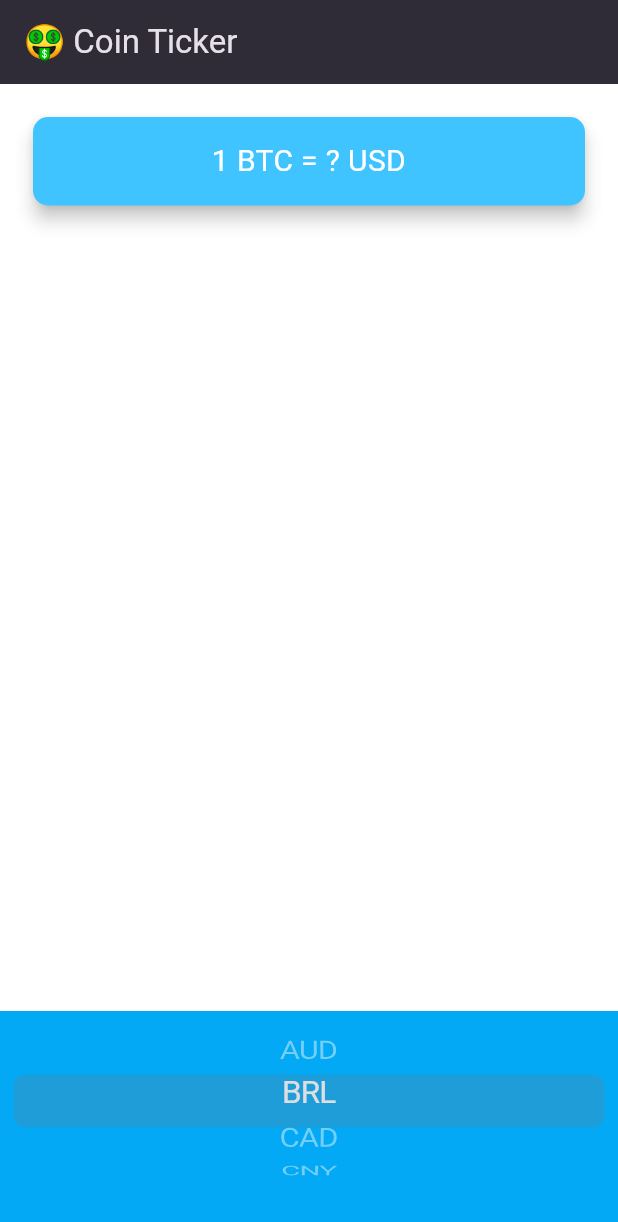
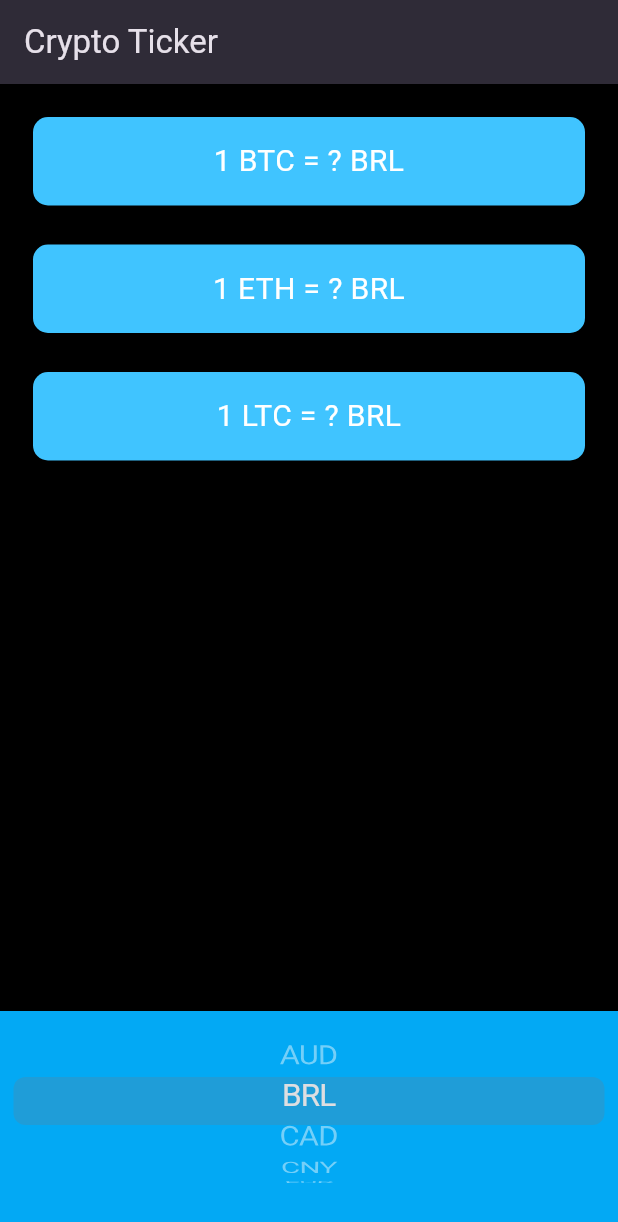
Before and after one commit to alexmortelsison/bitcoin_ticker, a Flutter app: the screen it shows after launch, after a tap on "BRL", on a phone screen of 412 x 824 dp. Shown: the top 1222 px of the screen. Run offline on Flutter 3.47's test engine with Material 3 defaults, Android fonts, the phone set to English and light mode, and no system bars; network calls fail.

Commit message:
updated UI

```diff
--- a/lib/coin_data.dart
+++ b/lib/coin_data.dart
@@ -36,15 +36,20 @@ const coinAPIURL = 'https://rest.coinapi.io/v1/exchangerate';
 const apiKey = '9C4A1739-050A-47B1-8D2B-AB8B0ADBAC92';
 
 class CoinData {
-  Future getCoinData() async {
-    String requestURL = '$coinAPIURL/BTC/USD?apikey=$apiKey';
-    http.Response response = await http.get(Uri.parse(requestURL));
-    if (response.statusCode == 200) {
-      var decodedData = jsonDecode(response.body);
-      var lastPrice = decodedData['rate'];
-      return lastPrice;
-    } else {
-      throw 'Unable to fetch data';
+  Future getCoinData(String selectedCurrency) async {
+    Map<String, String> cryptoPrices = {};
+    for (String crypto in cryptoList) {
+      String requestURL =
+          '$coinAPIURL/$crypto/$selectedCurrency?apikey=$apiKey';
+      http.Response response = await http.get(Uri.parse(requestURL));
+      if (response.statusCode == 200) {
+        var decodedData = jsonDecode(response.body);
+        double price = decodedData['rate'];
+        cryptoPrices[crypto] = price.toStringAsFixed(0);
+      } else {
+        throw 'Unable to fetch data';
+      }
     }
+    return cryptoPrices;
   }
 }
--- a/lib/main.dart
+++ b/lib/main.dart
@@ -10,9 +10,9 @@ class MyApp extends StatelessWidget {
   @override
   Widget build(BuildContext context) {
     return MaterialApp(
+      debugShowCheckedModeBanner: false,
       theme: ThemeData.dark().copyWith(
-          primaryColor: Colors.lightBlue,
-          scaffoldBackgroundColor: Colors.white),
+          primaryColor: Colors.black, scaffoldBackgroundColor: Colors.black),
       home: const PriceScreen(),
     );
   }
--- a/lib/price_screen.dart
+++ b/lib/price_screen.dart
@@ -1,6 +1,7 @@
-import 'package:bitcoin_ticker/coin_data.dart';
+import 'package:flutter/material.dart';
 import 'package:flutter/cupertino.dart';
-import 'package:flutter/material.dart';
+import 'coin_data.dart';
+import 'dart:io' show Platform;
 
 class PriceScreen extends StatefulWidget {
   const PriceScreen({super.key});
@@ -9,26 +10,128 @@ class PriceScreen extends StatefulWidget {
   _PriceScreenState createState() => _PriceScreenState();
 }
 
-List<Widget> getPickerItems() {
+class _PriceScreenState extends State<PriceScreen> {
+  String selectedCurrency = 'AUD';
+
+  DropdownButton<String> androidDropdown() {
+    List<DropdownMenuItem<String>> dropdownItems = [];
+    for (String currency in currenciesList) {
+      var newItem = DropdownMenuItem(
+        value: currency,
+        child: Text(currency),
+      );
+      dropdownItems.add(newItem);
+    }
+
+    return DropdownButton<String>(
+      value: selectedCurrency,
+      items: dropdownItems,
+      onChanged: (value) {
+        setState(() {
+          selectedCurrency = value!;
+          getData();
+        });
+      },
+    );
+  }
+
+  CupertinoPicker iOSPicker() {
     List<Text> pickerItems = [];
     for (String currency in currenciesList) {
       pickerItems.add(Text(currency));
     }
-  return pickerItems;
+
+    return CupertinoPicker(
+      backgroundColor: Colors.lightBlue,
+      itemExtent: 32.0,
+      onSelectedItemChanged: (selectedIndex) {
+        setState(() {
+          selectedCurrency = currenciesList[selectedIndex];
+          getData();
+        });
+      },
+      children: pickerItems,
+    );
   }
 
-class _PriceScreenState extends State<PriceScreen> {
+  Map<String, String> coinValues = {};
+  bool isWaiting = false;
+
+  void getData() async {
+    isWaiting = true;
+    try {
+      var data = await CoinData().getCoinData(selectedCurrency);
+      isWaiting = false;
+      setState(() {
+        coinValues = data;
+      });
+    } catch (e) {
+      print(e);
+    }
+  }
+
+  @override
+  void initState() {
+    super.initState();
+    getData();
+  }
+
+  Column makeCards() {
+    List<CryptoCard> cryptoCards = [];
+    for (String crypto in cryptoList) {
+      cryptoCards.add(
+        CryptoCard(
+          cryptoCurrency: crypto,
+          selectedCurrency: selectedCurrency,
+          value: isWaiting ? '?' : coinValues[crypto],
+        ),
+      );
+    }
+    return Column(
+      crossAxisAlignment: CrossAxisAlignment.stretch,
+      children: cryptoCards,
+    );
+  }
+
   @override
   Widget build(BuildContext context) {
     return Scaffold(
       appBar: AppBar(
-        title: const Text('🤑 Coin Ticker'),
+        title: const Text('Crypto Ticker'),
       ),
       body: Column(
         mainAxisAlignment: MainAxisAlignment.spaceBetween,
         crossAxisAlignment: CrossAxisAlignment.stretch,
         children: <Widget>[
-          Padding(
+          makeCards(),
+          Container(
+            height: 150.0,
+            alignment: Alignment.center,
+            padding: const EdgeInsets.only(bottom: 30.0),
+            color: Colors.lightBlue,
+            child: iOSPicker(),
+          ),
+        ],
+      ),
+    );
+  }
+}
+
+class CryptoCard extends StatelessWidget {
+  const CryptoCard({
+    super.key,
+    required this.value,
+    required this.selectedCurrency,
+    required this.cryptoCurrency,
+  });
+
+  final String? value;
+  final String selectedCurrency;
+  final String cryptoCurrency;
+
+  @override
+  Widget build(BuildContext context) {
+    return Padding(
       padding: const EdgeInsets.fromLTRB(18.0, 18.0, 18.0, 0),
       child: Card(
         color: Colors.lightBlueAccent,
@@ -36,34 +139,18 @@ class _PriceScreenState extends State<PriceScreen> {
         shape: RoundedRectangleBorder(
           borderRadius: BorderRadius.circular(10.0),
         ),
-              child: const Padding(
-                padding: EdgeInsets.symmetric(vertical: 15.0, horizontal: 28.0),
+        child: Padding(
+          padding: const EdgeInsets.symmetric(vertical: 15.0, horizontal: 28.0),
           child: Text(
-                  '1 BTC = ? USD',
+            '1 $cryptoCurrency = ${value ?? '?'} $selectedCurrency',
             textAlign: TextAlign.center,
-                  style: TextStyle(
+            style: const TextStyle(
               fontSize: 20.0,
               color: Colors.white,
             ),
           ),
         ),
       ),
-          ),
-          Container(
-            height: 150.0,
-            alignment: Alignment.center,
-            padding: const EdgeInsets.only(bottom: 30.0),
-            color: Colors.lightBlue,
-            child: CupertinoPicker(
-              itemExtent: 35,
-              onSelectedItemChanged: (selectedIndex) {
-                print(selectedIndex);
-              },
-              children: getPickerItems(),
-            ),
-          ),
-        ],
-      ),
     );
   }
 }
```
Lines whose indentation alone changed are shown as unchanged.
